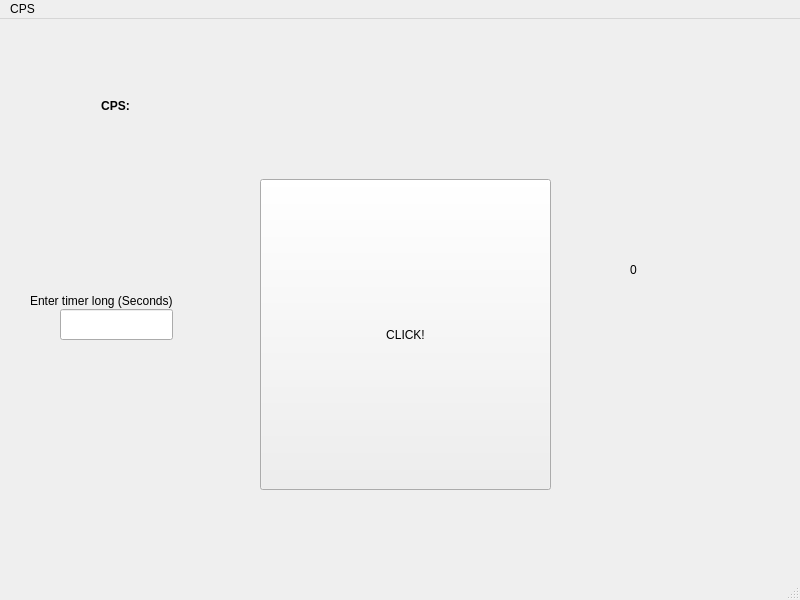
This is FormUI.ui in rukiamuq-hard/Qt-CPS-Checker as Qt 5 draws it before an edit. The edited form follows.
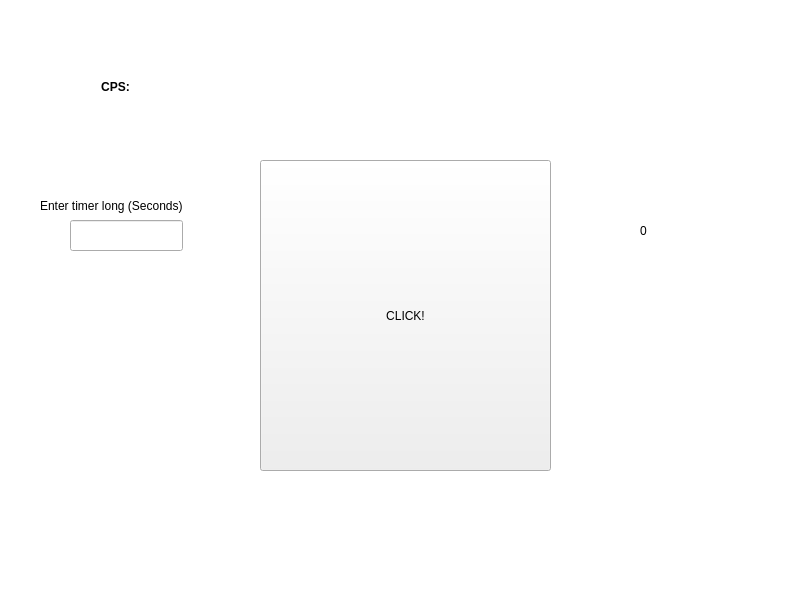
This is the edited form.

The edit to the form file:
```diff
--- a/FormUI.ui
+++ b/FormUI.ui
@@ -11,7 +11,34 @@
    </rect>
   </property>
   <property name="windowTitle">
-   <string>Clicker</string>
+   <string> CPS</string>
+  </property>
+  <property name="windowOpacity">
+   <double>1.000000000000000</double>
+  </property>
+  <property name="styleSheet">
+   <string notr="true">QMainWindow {
+background-color: rgb(255, 255, 255);
+border: none;
+alternate-background-color: rgb(58, 5, 120);
+border-radius: 15px;
+
+}
+QWidget#centralWidgeе{
+background-color: rgb(58, 5, 120);
+}
+QLabel{
+Color: rgb(0, 0, 0);
+}</string>
+  </property>
+  <property name="toolButtonStyle">
+   <enum>Qt::ToolButtonTextUnderIcon</enum>
+  </property>
+  <property name="tabShape">
+   <enum>QTabWidget::Rounded</enum>
+  </property>
+  <property name="dockOptions">
+   <set>QMainWindow::AnimatedDocks</set>
   </property>
   <widget class="QWidget" name="centralwidget">
    <widget class="QPushButton" name="ClickButton">
@@ -30,8 +57,8 @@
    <widget class="QLabel" name="TEXT">
     <property name="geometry">
      <rect>
-      <x>630</x>
-      <y>240</y>
+      <x>640</x>
+      <y>220</y>
       <width>16</width>
       <height>21</height>
      </rect>
@@ -43,9 +70,9 @@
    <widget class="QLabel" name="TIMER">
     <property name="geometry">
      <rect>
-      <x>330</x>
-      <y>100</y>
-      <width>141</width>
+      <x>370</x>
+      <y>90</y>
+      <width>81</width>
       <height>31</height>
      </rect>
     </property>
@@ -56,12 +83,15 @@
    <widget class="QLabel" name="LABELFORSECONDS">
     <property name="geometry">
      <rect>
-      <x>30</x>
-      <y>256</y>
+      <x>40</x>
+      <y>180</y>
       <width>181</width>
       <height>51</height>
      </rect>
     </property>
+    <property name="styleSheet">
+     <string notr="true"/>
+    </property>
     <property name="text">
      <string>Enter timer long (Seconds)</string>
     </property>
@@ -69,8 +99,8 @@
    <widget class="QLineEdit" name="INPUTline">
     <property name="geometry">
      <rect>
-      <x>60</x>
-      <y>290</y>
+      <x>70</x>
+      <y>220</y>
       <width>113</width>
       <height>31</height>
      </rect>
@@ -90,23 +120,6 @@
     </property>
    </widget>
   </widget>
-  <widget class="QMenuBar" name="menubar">
-   <property name="geometry">
-    <rect>
-     <x>0</x>
-     <y>0</y>
-     <width>800</width>
-     <height>22</height>
-    </rect>
-   </property>
-   <widget class="QMenu" name="menuCLICKER">
-    <property name="title">
-     <string>CPS</string>
-    </property>
-   </widget>
-   <addaction name="menuCLICKER"/>
-  </widget>
-  <widget class="QStatusBar" name="statusbar"/>
  </widget>
  <resources/>
  <connections/>
```
